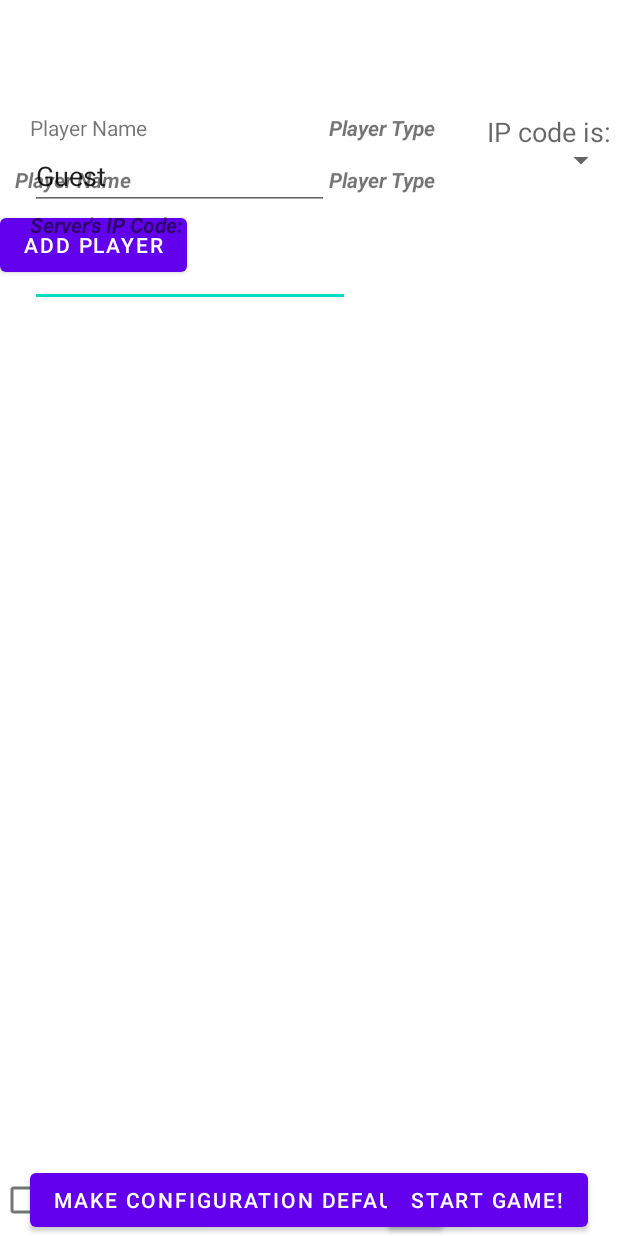
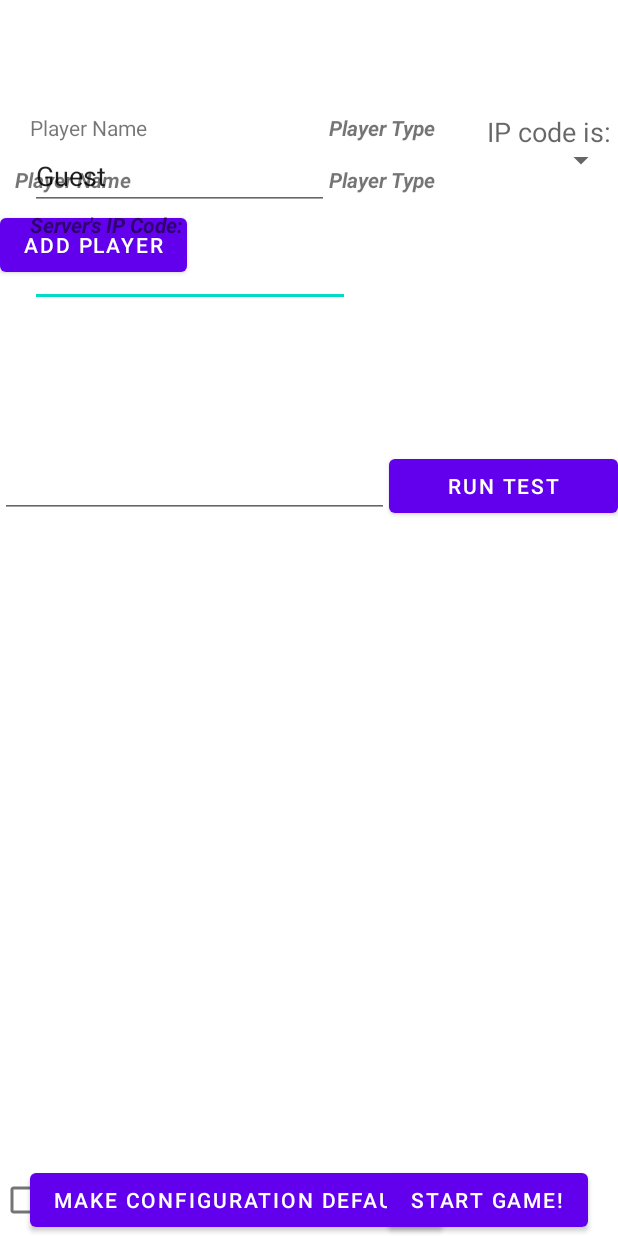
Before and after one commit to emmagiame/UnoGame, an Android app: the layout game_config_main.xml on its own in the app's theme, with its tools: preview values and no code run, on a phone screen of 412 x 824 dp. Run offline under Robolectric (Android 15) with nearby library versions, the phone set to English and light mode, and no system bars.

Commit message:
-editText and button in game_config_main. -theoretical but not quite right onClick in UnoHumanPlayer.

```diff
--- a/app/src/main/java/com/example/game/GameFramework/GameMainActivity.java
+++ b/app/src/main/java/com/example/game/GameFramework/GameMainActivity.java
@@ -17,6 +17,7 @@ import android.view.inputmethod.InputMethodManager;
 import android.widget.AdapterView;
 import android.widget.AdapterView.OnItemSelectedListener;
 import android.widget.ArrayAdapter;
+import android.widget.Button;
 import android.widget.CheckBox;
 import android.widget.EditText;
 import android.widget.ImageButton;
@@ -159,6 +160,9 @@ public abstract class GameMainActivity extends Activity implements View.OnClickL
 
         // Initialize the layout
         setContentView(R.layout.game_config_main);
+
+        // setting view to run test Button
+        Button runTest = findViewById(R.id.runTest);
 
         // create the default configuration for this game
         this.config = createDefaultConfig();
--- a/app/src/main/res/layout/game_config_main.xml
+++ b/app/src/main/res/layout/game_config_main.xml
@@ -1,20 +1,21 @@
 <?xml version="1.0" encoding="utf-8"?>
 <RelativeLayout xmlns:android="http://schemas.android.com/apk/res/android"
+    android:id="@+id/runTest"
     android:layout_width="match_parent"
     android:layout_height="wrap_content"
-    android:orientation="vertical" >
+    android:orientation="vertical">
 
     <include
         android:id="@+id/tabHost"
+        layout="@layout/game_config_tabhost"
         android:layout_width="match_parent"
-        android:layout_height="wrap_content"
-        layout="@layout/game_config_tabhost" />
+        android:layout_height="wrap_content" />
 
     <RelativeLayout
         android:layout_width="match_parent"
         android:layout_height="wrap_content"
         android:layout_alignParentBottom="true"
-        android:layout_marginBottom="@dimen/table_row_vert_pad" >
+        android:layout_marginBottom="@dimen/table_row_vert_pad">
 
         <Button
             android:id="@+id/saveConfigButton"
@@ -34,19 +35,45 @@
             android:id="@+id/debugLogging"
             android:layout_width="wrap_content"
             android:layout_height="wrap_content"
+            android:layout_marginRight="20dp"
             android:layout_toLeftOf="@+id/playGameButton"
-            android:layout_marginRight="20dp"
-            android:text="@string/debug_logging"/>
+            android:text="@string/debug_logging" />
 
         <Button
             android:id="@+id/playGameButton"
             android:layout_width="wrap_content"
             android:layout_height="wrap_content"
+            android:layout_alignParentTop="true"
             android:layout_alignParentRight="true"
-            android:layout_alignParentTop="true"
             android:layout_marginRight="@dimen/config_horiz_margin"
             android:text="@string/start_the_game" />
 
     </RelativeLayout>
 
+    <LinearLayout
+        android:id="@+id/runTestButtonLayout"
+        android:layout_width="match_parent"
+        android:layout_height="wrap_content"
+        android:layout_marginTop="300dp"
+        android:orientation="horizontal">
+
+
+        <EditText
+            android:id="@+id/editTextTextMultiLine"
+            android:layout_width="wrap_content"
+            android:layout_height="wrap_content"
+            android:layout_weight="1"
+            android:overScrollMode="always"
+            android:ems="10"
+            android:gravity="start|top"
+            android:inputType="textMultiLine" />
+
+        <Button
+            android:id="@+id/runTestButton"
+            android:layout_width="wrap_content"
+            android:layout_height="wrap_content"
+            android:layout_weight="1"
+            android:text="Run Test" />
+    </LinearLayout>
+
 </RelativeLayout>
```
Also changed, not shown: app/src/main/java/com/example/unogame/UnoHumanPlayer.java (+12 -0 lines), app/src/main/res/layout/activity_main.xml (+5 -4 lines).
